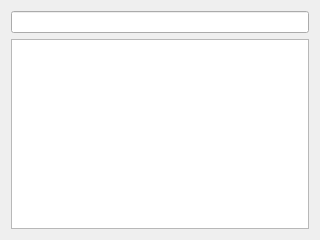
Above: src/LookupWidget.ui from fthomas/klatch before the change. Below: the same form after it.
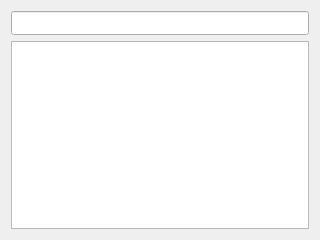
That is the form after the change. Custom widgets are drawn as their Qt base class.

The edit to the form file:
```diff
--- a/src/LookupWidget.ui
+++ b/src/LookupWidget.ui
@@ -16,6 +16,12 @@
   <layout class="QVBoxLayout" name="verticalLayout">
    <item>
     <widget class="KLineEdit" name="word_input">
+     <property name="minimumSize">
+      <size>
+       <width>0</width>
+       <height>24</height>
+      </size>
+     </property>
      <property name="showClearButton" stdset="0">
       <bool>true</bool>
      </property>
@@ -45,6 +51,11 @@
    <extends>QLineEdit</extends>
    <header>klineedit.h</header>
   </customwidget>
+  <customwidget>
+   <class>ResultView</class>
+   <extends>QListView</extends>
+   <header>results/ResultView.h</header>
+  </customwidget>
  </customwidgets>
  <resources/>
  <connections/>
```
Left out of the diff: 2 changed lines with no effect on the pictures.
